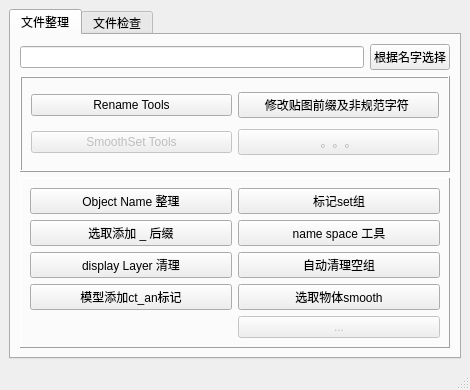
Old version of the form maya_sixteen/Python/OCT_Pipeline/media/ppl_assetTool.ui in the repository all-in-one-of/oct.
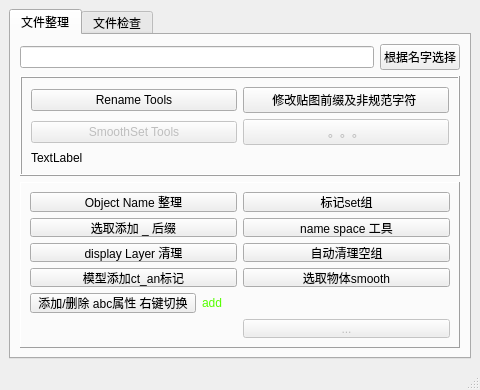
New version of the form.

Commit message: 前期整理工具加项： add alembic attribute control

```diff
--- a/maya_sixteen/Python/OCT_Pipeline/media/ppl_assetTool.ui
+++ b/maya_sixteen/Python/OCT_Pipeline/media/ppl_assetTool.ui
@@ -6,7 +6,7 @@
    <rect>
     <x>0</x>
     <y>0</y>
-    <width>470</width>
+    <width>480</width>
     <height>390</height>
    </rect>
   </property>
@@ -96,6 +96,13 @@
                </property>
               </widget>
              </item>
+             <item row="4" column="0">
+              <widget class="QLabel" name="checkLab">
+               <property name="text">
+                <string>TextLabel</string>
+               </property>
+              </widget>
+             </item>
             </layout>
            </widget>
           </item>
@@ -108,15 +115,8 @@
              <enum>QFrame::Raised</enum>
             </property>
             <layout class="QGridLayout" name="gridLayout_2">
-             <item row="1" column="0">
+             <item row="0" column="0">
               <layout class="QGridLayout" name="gridLayout">
-               <item row="2" column="0">
-                <widget class="QPushButton" name="dsly_tidy_bt">
-                 <property name="text">
-                  <string>display Layer 清理</string>
-                 </property>
-                </widget>
-               </item>
                <item row="1" column="2">
                 <widget class="QPushButton" name="nmsp_tidy_bt">
                  <property name="text">
@@ -124,6 +124,43 @@
                  </property>
                 </widget>
                </item>
+               <item row="5" column="2">
+                <widget class="QPushButton" name="selSmth_tidy_bt">
+                 <property name="text">
+                  <string>选取物体smooth</string>
+                 </property>
+                </widget>
+               </item>
+               <item row="0" column="0">
+                <widget class="QPushButton" name="nm_tidy_bt">
+                 <property name="text">
+                  <string>Object Name 整理</string>
+                 </property>
+                </widget>
+               </item>
+               <item row="8" column="2">
+                <widget class="QPushButton" name="inac_tidy_bt">
+                 <property name="enabled">
+                  <bool>false</bool>
+                 </property>
+                 <property name="text">
+                  <string>...</string>
+                 </property>
+                 <property name="autoDefault">
+                  <bool>false</bool>
+                 </property>
+                 <property name="flat">
+                  <bool>false</bool>
+                 </property>
+                </widget>
+               </item>
+               <item row="2" column="0">
+                <widget class="QPushButton" name="dsly_tidy_bt">
+                 <property name="text">
+                  <string>display Layer 清理</string>
+                 </property>
+                </widget>
+               </item>
                <item row="1" column="0">
                 <widget class="QPushButton" name="suff_tidy_bt">
                  <property name="text">
@@ -138,13 +175,6 @@
                  </property>
                 </widget>
                </item>
-               <item row="0" column="0">
-                <widget class="QPushButton" name="nm_tidy_bt">
-                 <property name="text">
-                  <string>Object Name 整理</string>
-                 </property>
-                </widget>
-               </item>
                <item row="2" column="2">
                 <widget class="QPushButton" name="emgrp_tidy_bt">
                  <property name="text">
@@ -152,29 +182,6 @@
                  </property>
                 </widget>
                </item>
-               <item row="6" column="2">
-                <widget class="QPushButton" name="inac_tidy_bt">
-                 <property name="enabled">
-                  <bool>false</bool>
-                 </property>
-                 <property name="text">
-                  <string>...</string>
-                 </property>
-                 <property name="autoDefault">
-                  <bool>false</bool>
-                 </property>
-                 <property name="flat">
-                  <bool>false</bool>
-                 </property>
-                </widget>
-               </item>
-               <item row="5" column="2">
-                <widget class="QPushButton" name="selSmth_tidy_bt">
-                 <property name="text">
-                  <string>选取物体smooth</string>
-                 </property>
-                </widget>
-               </item>
                <item row="5" column="0">
                 <widget class="QPushButton" name="anlab_tidy_bt">
                  <property name="text">
@@ -182,6 +189,37 @@
                  </property>
                 </widget>
                </item>
+               <item row="6" column="0">
+                <layout class="QHBoxLayout" name="horizontalLayout_2">
+                 <item>
+                  <widget class="QPushButton" name="plsAbcAttr_tidy_bt">
+                   <property name="styleSheet">
+                    <string notr="true">border-color: rgb(255, 255, 255);
+selection-color: rgb(85, 255, 255);</string>
+                   </property>
+                   <property name="text">
+                    <string>添加/删除 abc属性 右键切换</string>
+                   </property>
+                  </widget>
+                 </item>
+                 <item>
+                  <widget class="QLabel" name="opLab">
+                   <property name="maximumSize">
+                    <size>
+                     <width>35</width>
+                     <height>16777215</height>
+                    </size>
+                   </property>
+                   <property name="styleSheet">
+                    <string notr="true">color: rgb(85, 255, 0);</string>
+                   </property>
+                   <property name="text">
+                    <string>add</string>
+                   </property>
+                  </widget>
+                 </item>
+                </layout>
+               </item>
               </layout>
              </item>
             </layout>
@@ -315,7 +353,7 @@
     <rect>
      <x>0</x>
      <y>0</y>
-     <width>470</width>
+     <width>480</width>
      <height>23</height>
     </rect>
    </property>
```
The commit also changes 1 other file.
